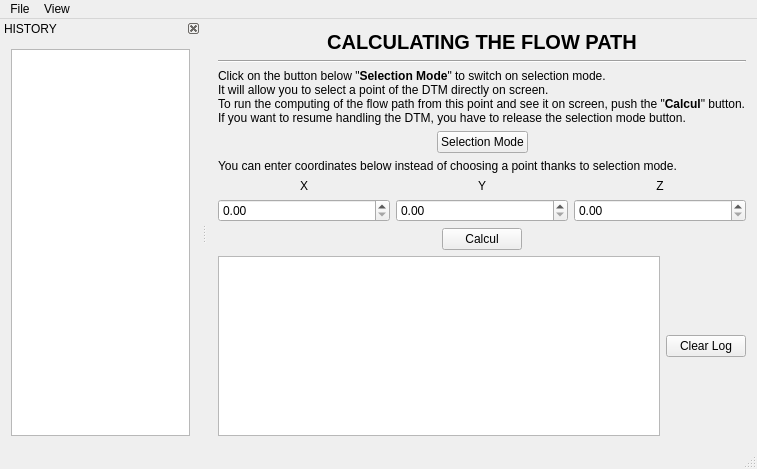
This is src/mainwindow.ui in clemousse/megafi as Qt 5 draws it before an edit. The edited form follows.
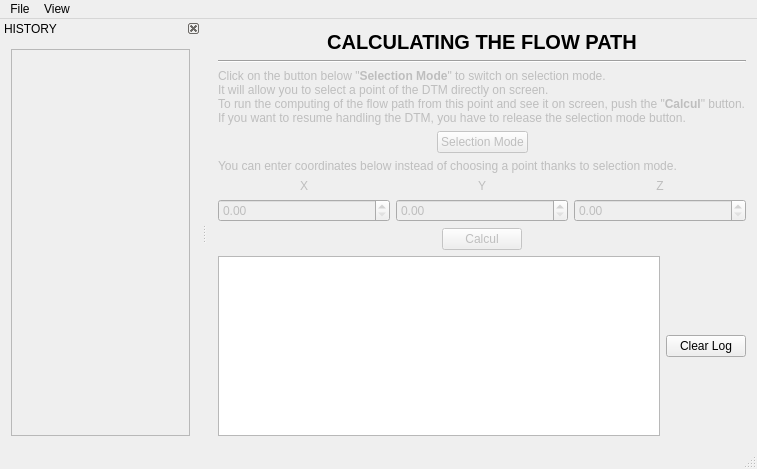
This is the edited form. Custom widgets are drawn as their Qt base class.

Commit message: Deleted connects and useless signals/slots

What changed in the file:
```diff
--- a/src/mainwindow.ui
+++ b/src/mainwindow.ui
@@ -68,6 +68,9 @@
      <layout class="QHBoxLayout" name="infosHL">
       <item>
        <widget class="QLabel" name="infosLbl">
+        <property name="enabled">
+         <bool>false</bool>
+        </property>
         <property name="font">
          <font>
           <pointsize>9</pointsize>
@@ -97,6 +100,9 @@
       </item>
       <item>
        <widget class="QPushButton" name="selectionModeBtn">
+        <property name="enabled">
+         <bool>false</bool>
+        </property>
         <property name="font">
          <font>
           <pointsize>9</pointsize>
@@ -135,6 +141,9 @@
      <layout class="QHBoxLayout" name="horizontalLayout_2">
       <item>
        <widget class="QLabel" name="coordinatesLbl">
+        <property name="enabled">
+         <bool>false</bool>
+        </property>
         <property name="font">
          <font>
           <pointsize>9</pointsize>
@@ -151,6 +160,9 @@
      <layout class="QHBoxLayout" name="coordinatesLabelHL">
       <item>
        <widget class="QLabel" name="coordinatesLblX">
+        <property name="enabled">
+         <bool>false</bool>
+        </property>
         <property name="font">
          <font>
           <pointsize>9</pointsize>
@@ -169,6 +181,9 @@
       </item>
       <item>
        <widget class="QLabel" name="coordinatesLblY">
+        <property name="enabled">
+         <bool>false</bool>
+        </property>
         <property name="font">
          <font>
           <pointsize>9</pointsize>
@@ -187,6 +202,9 @@
       </item>
       <item>
        <widget class="QLabel" name="coordinatesLblZ">
+        <property name="enabled">
+         <bool>false</bool>
+        </property>
         <property name="font">
          <font>
           <pointsize>9</pointsize>
@@ -206,6 +224,9 @@
      <layout class="QHBoxLayout" name="coordinatesHL">
       <item>
        <widget class="QDoubleSpinBox" name="bxXcoord">
+        <property name="enabled">
+         <bool>false</bool>
+        </property>
         <property name="font">
          <font>
           <pointsize>9</pointsize>
@@ -236,6 +257,9 @@
       </item>
       <item>
        <widget class="QDoubleSpinBox" name="bxYcoord">
+        <property name="enabled">
+         <bool>false</bool>
+        </property>
         <property name="font">
          <font>
           <pointsize>9</pointsize>
@@ -269,6 +293,9 @@
       </item>
       <item>
        <widget class="QDoubleSpinBox" name="bxZcoord">
+        <property name="enabled">
+         <bool>false</bool>
+        </property>
         <property name="font">
          <font>
           <pointsize>9</pointsize>
@@ -316,6 +343,9 @@
       </item>
       <item>
        <widget class="QPushButton" name="btnComputation">
+        <property name="enabled">
+         <bool>false</bool>
+        </property>
         <property name="font">
          <font>
           <pointsize>9</pointsize>
@@ -459,9 +489,16 @@
     <number>1</number>
    </attribute>
    <widget class="QWidget" name="dockWidgetContents_8">
+    <property name="enabled">
+     <bool>true</bool>
+    </property>
     <layout class="QVBoxLayout" name="verticalLayout">
      <item>
-      <widget class="QListWidget" name="pathList"/>
+      <widget class="QListWidget" name="pathList">
+       <property name="enabled">
+        <bool>false</bool>
+       </property>
+      </widget>
      </item>
     </layout>
    </widget>
```
Left out of the diff: 331 changed lines with no effect on the pictures. The commit also changes 2 other files.
